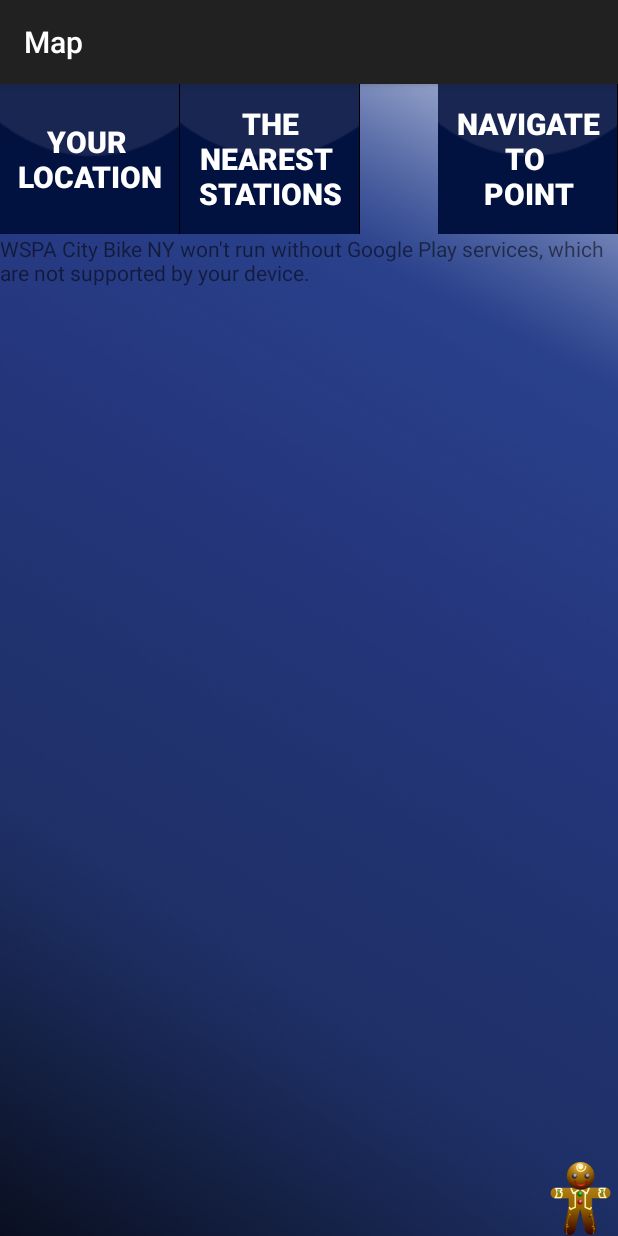
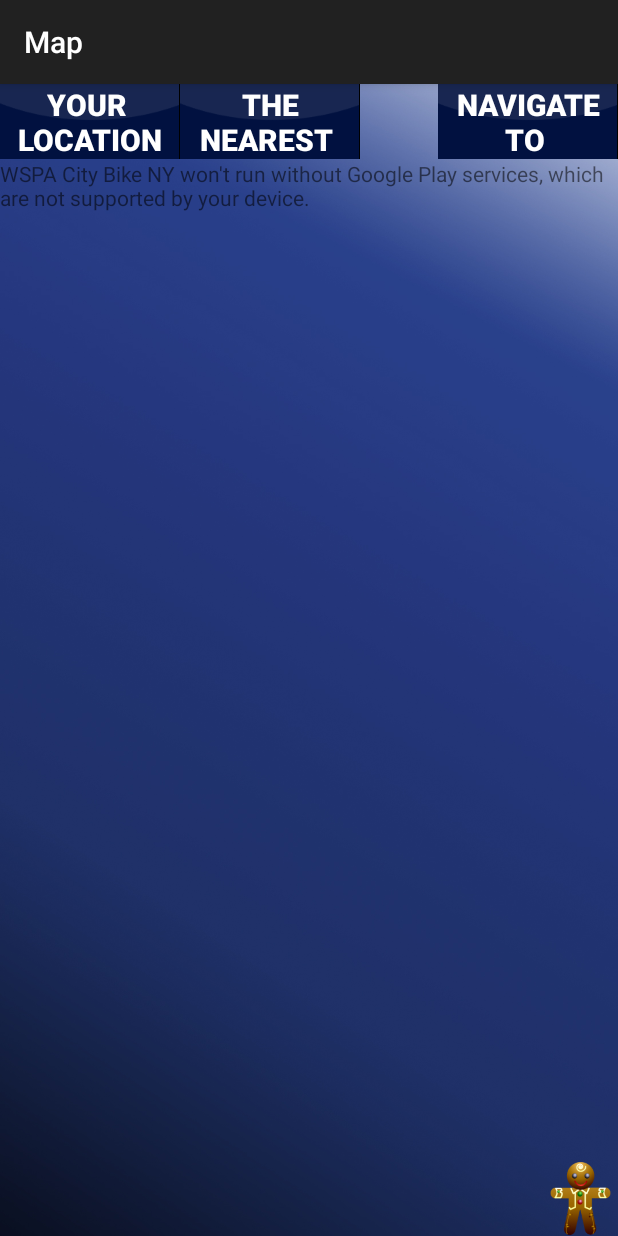
Before and after one commit to Corax0/Android-gr.1, an Android app: the StationMapActivity screen opened directly, with no data from a screen before it, on a phone screen of 412 x 824 dp. Run offline under Robolectric (Android 15) with nearby library versions, the phone set to English and light mode, and no system bars.

Commit message:
Zmniejszone guziki w mapce

```diff
--- a/WSPAcitibikeNYC/mobile/src/main/res/layout/activity_map_station.xml
+++ b/WSPAcitibikeNYC/mobile/src/main/res/layout/activity_map_station.xml
@@ -8,7 +8,7 @@
 
     <Button
         android:layout_width="120dp"
-        android:layout_height="100dp"
+        android:layout_height="50dp"
         android:text="@string/map_navigate_to_point"
         android:id="@+id/map_navigate_to_point_button"
         android:layout_gravity="center_horizontal|left"
@@ -21,7 +21,7 @@
 
     <Button
         android:layout_width="120dp"
-        android:layout_height="100dp"
+        android:layout_height="50dp"
         android:text="@string/map_nearest_stations"
         android:id="@+id/map_nearest_stations_button"
         android:layout_gravity="center"
@@ -34,7 +34,7 @@
 
     <Button
         android:layout_width="120dp"
-        android:layout_height="100dp"
+        android:layout_height="50dp"
         android:text="@string/map_your_localization"
         android:id="@+id/map_your_localization_button"
         android:layout_gravity="center"
```
